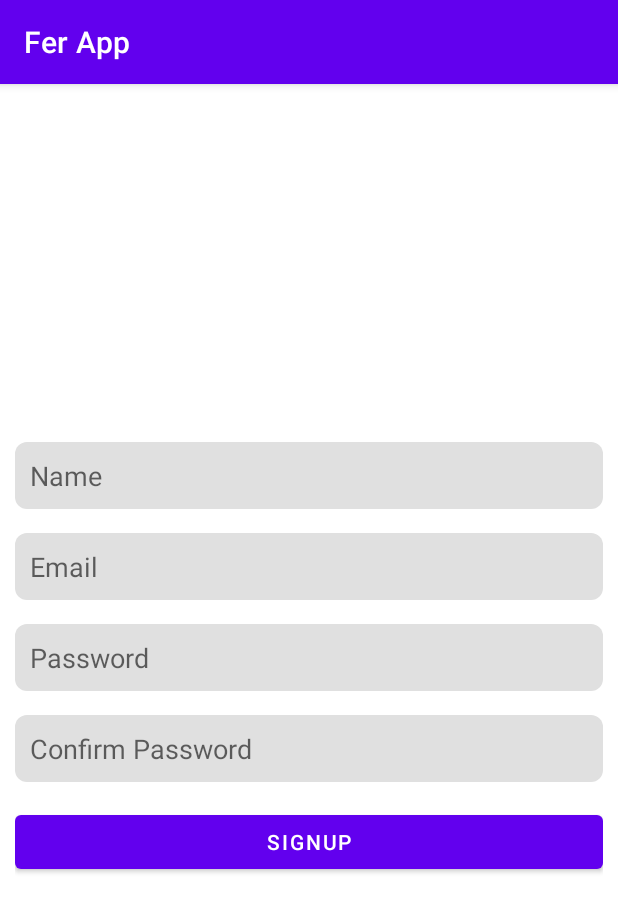
After one commit to rasel-093/FerApp, an Android app: the SignUpActivity screen opened directly, with no data from a screen before it, on a phone screen of 412 x 824 dp. The commit adds this screen. Shown: the top 912 px of the screen. Run offline under Robolectric (Android 15) with nearby library versions, the phone set to English and light mode, and no system bars.

```diff
--- /dev/null
+++ b/app/src/main/java/com/vicksam/ferapp/SignUpActivity.kt
@@ -0,0 +1,11 @@
+package com.vicksam.ferapp
+
+import androidx.appcompat.app.AppCompatActivity
+import android.os.Bundle
+
+class SignUpActivity : AppCompatActivity() {
+    override fun onCreate(savedInstanceState: Bundle?) {
+        super.onCreate(savedInstanceState)
+        setContentView(R.layout.activity_sign_up)
+    }
+}
--- /dev/null
+++ b/app/src/main/res/drawable/capture_icon.xml
@@ -0,0 +1,5 @@
+<vector android:height="24dp" android:tint="#000000"
+    android:viewportHeight="24" android:viewportWidth="24"
+    android:width="24dp" xmlns:android="http://schemas.android.com/apk/res/android">
+    <path android:fillColor="@android:color/white" android:pathData="M9.4,10.5l4.77,-8.26C13.47,2.09 12.75,2 12,2c-2.4,0 -4.6,0.85 -6.32,2.25l3.66,6.35 0.06,-0.1zM21.54,9c-0.92,-2.92 -3.15,-5.26 -6,-6.34L11.88,9h9.66zM21.8,10h-7.49l0.29,0.5 4.76,8.25C21,16.97 22,14.61 22,12c0,-0.69 -0.07,-1.35 -0.2,-2zM8.54,12l-3.9,-6.75C3.01,7.03 2,9.39 2,12c0,0.69 0.07,1.35 0.2,2h7.49l-1.15,-2zM2.46,15c0.92,2.92 3.15,5.26 6,6.34L12.12,15L2.46,15zM13.73,15l-3.9,6.76c0.7,0.15 1.42,0.24 2.17,0.24 2.4,0 4.6,-0.85 6.32,-2.25l-3.66,-6.35 -0.93,1.6z"/>
+</vector>
--- /dev/null
+++ b/app/src/main/res/drawable/rounded_edit_text_background.xml
@@ -0,0 +1,8 @@
+<?xml version="1.0" encoding="utf-8"?>
+<shape xmlns:android="http://schemas.android.com/apk/res/android">
+    <solid android:color="@color/edit_text_background_color" />
+    <corners android:topLeftRadius="@dimen/corner_radius"
+    android:topRightRadius="@dimen/corner_radius"
+    android:bottomRightRadius="@dimen/corner_radius"
+    android:bottomLeftRadius="@dimen/corner_radius" />
+</shape>
--- /dev/null
+++ b/app/src/main/res/layout/activity_sign_up.xml
@@ -0,0 +1,66 @@
+<?xml version="1.0" encoding="utf-8"?>
+<LinearLayout xmlns:android="http://schemas.android.com/apk/res/android"
+    android:layout_width="match_parent"
+    android:layout_height="match_parent"
+    android:orientation="vertical"
+    android:gravity="center"
+    android:padding="10dp"
+    >
+
+<!--    <ImageView-->
+<!--        android:id="@+id/logo_image"-->
+<!--        android:layout_width="wrap_content"-->
+<!--        android:layout_height="wrap_content"-->
+<!--        android:src="@drawable/profile_btn_icon"-->
+<!--        android:layout_marginBottom="32dp" />-->
+
+    <EditText
+        android:id="@+id/name_field"
+        android:layout_width="match_parent"
+        android:layout_height="wrap_content"
+        android:hint="Name"
+        android:padding="10dp"
+        android:inputType="text"
+        android:imeOptions="actionNext"
+        android:background="@drawable/rounded_edit_text_background"
+        android:layout_marginBottom="16dp" />
+
+    <EditText
+        android:id="@+id/email_field"
+        android:layout_width="match_parent"
+        android:layout_height="wrap_content"
+        android:hint="Email"
+        android:padding="10dp"
+        android:inputType="textEmailAddress"
+        android:imeOptions="actionNext"
+        android:background="@drawable/rounded_edit_text_background"
+        android:layout_marginBottom="16dp" />
+
+    <EditText
+        android:id="@+id/password_field"
+        android:layout_width="match_parent"
+        android:layout_height="wrap_content"
+        android:hint="Password"
+        android:padding="10dp"
+        android:inputType="textPassword"
+        android:imeOptions="actionNext"
+        android:background="@drawable/rounded_edit_text_background"
+        android:layout_marginBottom="16dp" />
+    <EditText
+        android:id="@+id/confirm_password_field"
+        android:layout_width="match_parent"
+        android:layout_height="wrap_content"
+        android:hint="Confirm Password"
+        android:padding="10dp"
+        android:inputType="textPassword"
+        android:imeOptions="actionDone"
+        android:background="@drawable/rounded_edit_text_background"  />
+
+    <Button
+        android:id="@+id/login_button"
+        android:layout_width="match_parent"
+        android:layout_height="wrap_content"
+        android:text="SignUp"
+        android:layout_marginTop="16dp" />
+
+</LinearLayout>
--- a/app/src/main/res/values/colors.xml
+++ b/app/src/main/res/values/colors.xml
@@ -7,4 +7,6 @@
     <color name="teal_700">#FF018786</color>
     <color name="black">#FF000000</color>
     <color name="white">#FFFFFFFF</color>
+    <color name="background_color">#FFF5F5F5</color>
+    <color name="edit_text_background_color">#FFE0E0E0</color>
 </resources>
--- /dev/null
+++ b/app/src/main/res/values/dimens.xml
@@ -0,0 +1,4 @@
+<?xml version="1.0" encoding="utf-8"?>
+<resources>
+    <dimen name="corner_radius">8dp</dimen>
+</resources>
```
Also changed, not shown: app/src/main/AndroidManifest.xml (+12 -7 lines), app/src/main/java/com/vicksam/ferapp/LoginActivity.kt (added, +26 -0 lines), app/src/main/java/com/vicksam/ferapp/MainActivity.kt (+32 -8 lines), app/src/main/res/layout/activity_login.xml (added, +60 -0 lines), app/src/main/res/layout/activity_main.xml (+10 -0 lines).
